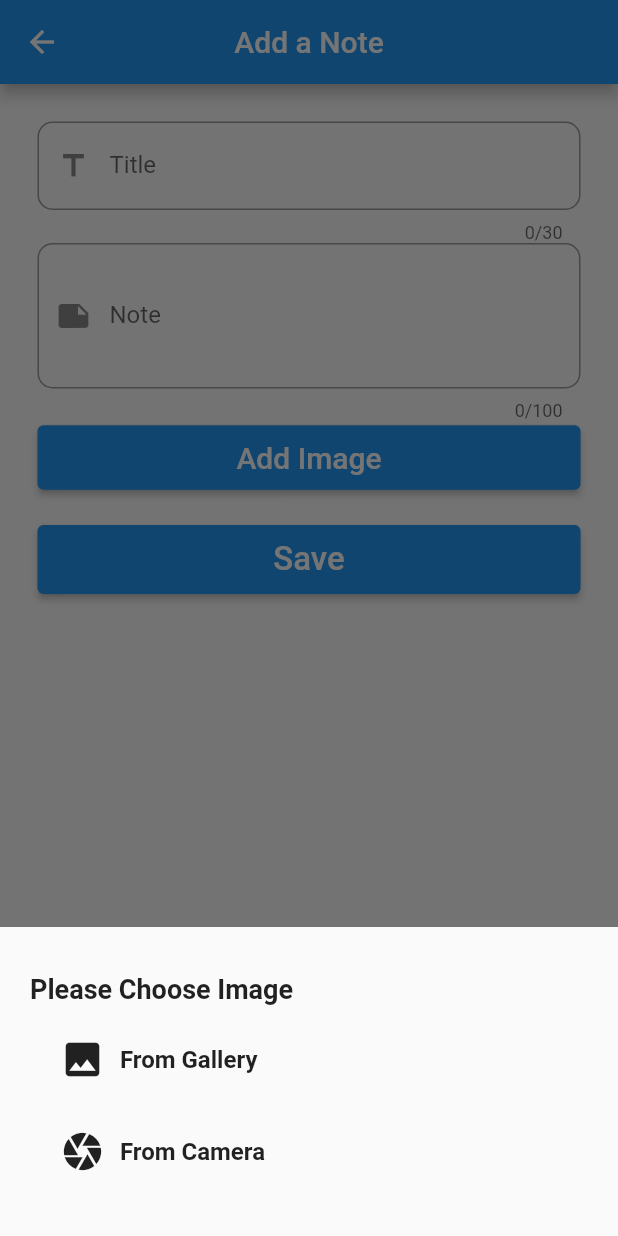
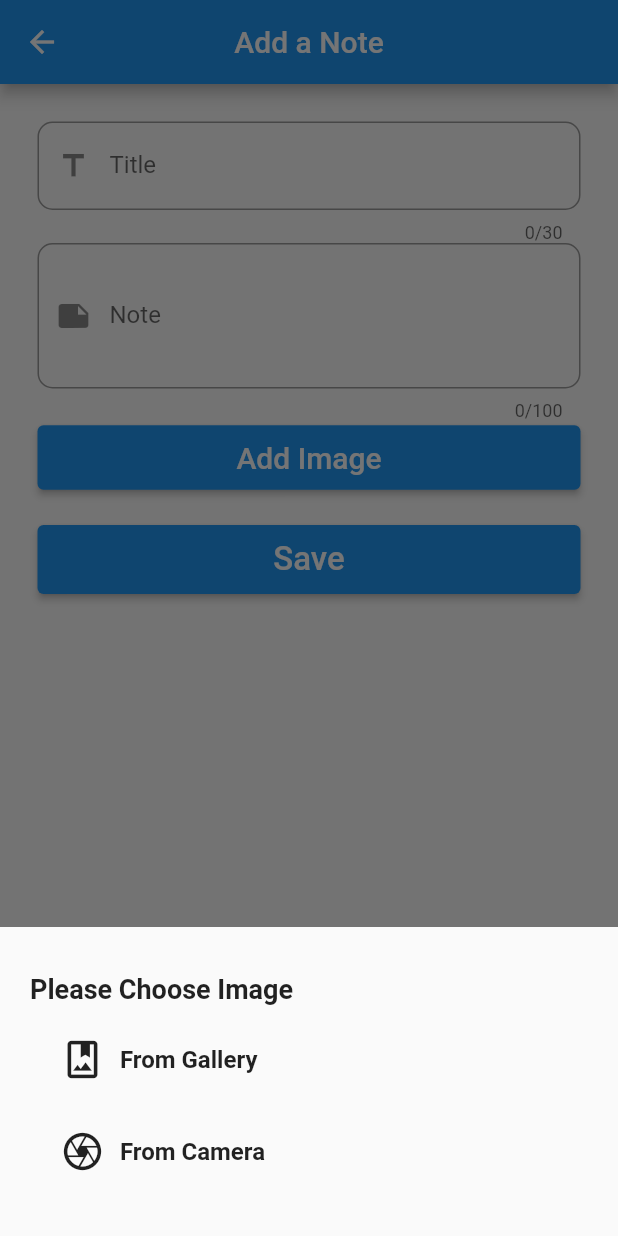
Before and after one commit to nash-2023/0008, a Flutter app: the Addnote screen opened by its route, after a tap on "Add Image", on a phone screen of 412 x 824 dp. Run offline on Flutter 3.47's test engine with Material 2 defaults, Android fonts, the phone set to English and light mode, and no system bars; our stand-ins replace email_validator.

Commit message:
finishing note app

```diff
--- a/wz84note/lib/crud/addnote.dart
+++ b/wz84note/lib/crud/addnote.dart
@@ -85,12 +85,12 @@ class _AddnoteState extends State<Addnote> {
   } // end of build ();
 
   showBottomSheet() {
-    double _mdqrWdth = MediaQuery.of(context).size.width;
+    double _mdqrWdth = MediaQuery.of(context).size.height;
     return showModalBottomSheet(
         context: context,
         builder: (context) {
           return Container(
-            height: _mdqrWdth / 2,
+            height: _mdqrWdth / 4,
             padding: EdgeInsets.all(20.0),
             child: Column(
               mainAxisAlignment: MainAxisAlignment.spaceEvenly,
@@ -115,7 +115,7 @@ class _AddnoteState extends State<Addnote> {
                     child: Row(
                       children: [
                         Icon(
-                          Icons.image,
+                          Icons.photo_album_outlined,
                           size: 30.0,
                         ),
                         SizedBox(
@@ -144,7 +144,7 @@ class _AddnoteState extends State<Addnote> {
                     child: Row(
                       children: [
                         Icon(
-                          Icons.camera,
+                          Icons.camera_outlined,
                           size: 30,
                         ),
                         SizedBox(
```
